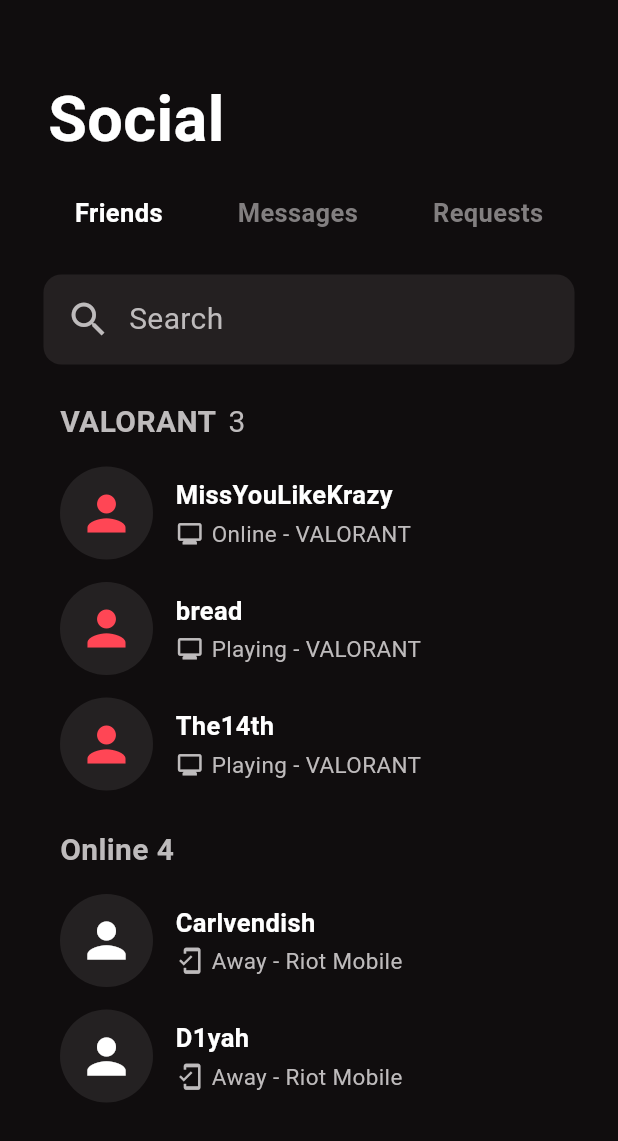
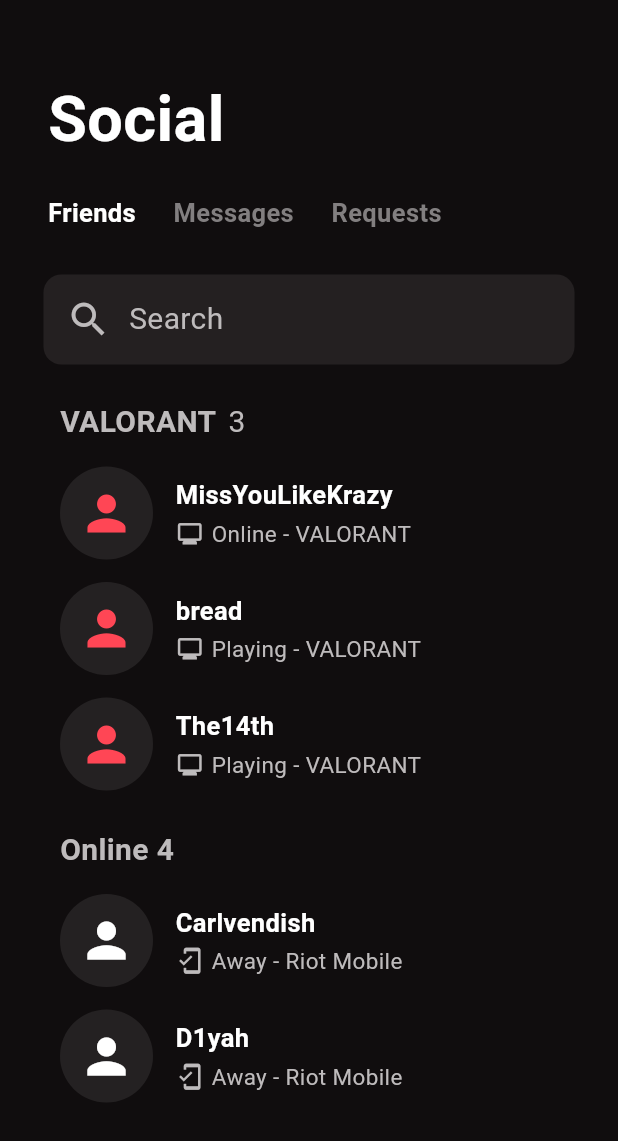
Before and after one commit to KVerano/IT314AB_Verano, a Flutter app: the screen it shows after launch, on a phone screen of 412 x 824 dp. Shown: the top 1141 px of the screen. Run offline on Flutter 3.47's test engine with Material 3 defaults, Android fonts, the phone set to English and light mode, and no system bars.

Commit message:
midterm exam

```diff
--- /dev/null
+++ b/FlutterProjects/my_first_flutter_app/lib/main.dart
@@ -0,0 +1,39 @@
+import 'package:flutter/material.dart';
+import 'profile.dart';
+import 'screens/student_list_screen.dart';
+import 'screens/student_details_screen.dart';
+import 'screens/add_student_screen.dart';
+
+void main() {
+  profiles.sort((a, b) => a.name.compareTo(b.name));
+  // ma'am ako gi sort lang by surname instead sa first name since sa akong profile ga una ang mga surnames. thank you
+  runApp(const MyApp());
+}
+
+class MyApp extends StatelessWidget {
+  const MyApp({super.key});
+
+  @override
+  Widget build(BuildContext context) {
+    return MaterialApp(
+      debugShowCheckedModeBanner: false,
+
+      initialRoute: '/student-list',
+
+      routes: {
+        '/student-list': (context) {
+          return const StudentListScreen();
+        },
+
+        '/student-details': (context) {
+          final profile = ModalRoute.of(context)!.settings.arguments as Profile;
+          return StudentDetailsScreen(profile: profile);
+        },
+
+        '/add-student': (context) {
+          return const AddStudentScreen();
+        },
+      },
+    );
+  }
+}
--- a/exam_2/lib/main.dart
+++ b/exam_2/lib/main.dart
@@ -1,61 +1,6 @@
 import 'package:flutter/material.dart';
-
-class Profile {
-  String name;
-  String status;
-  bool pc;
-  bool playing;
-  bool online;
-
-  Profile({
-    required this.name,
-    required this.status,
-    required this.pc,
-    required this.online,
-    required this.playing,
-  });
-}
-
-List<Profile> profiles = [
-  Profile(
-    name: 'MissYouLikeKrazy',
-    status: 'Online',
-    pc: true,
-    online: true,
-    playing: false,
-  ),
-  Profile(
-    name: 'bread',
-    status: 'Playing',
-    pc: true,
-    online: true,
-    playing: true,
-  ),
-  Profile(
-    name: 'The14th',
-    status: 'Playing',
-    pc: true,
-    online: true,
-    playing: true,
-  ),
-];
-
-List<Profile> online = [
-  Profile(
-    name: 'Carlvendish',
-    status: 'Away',
-    pc: false,
-    online: false,
-    playing: false,
-  ),
-  Profile(
-    name: 'D1yah',
-    status: 'Away',
-    pc: false,
-    online: false,
-    playing: false,
-  ),
-];
+import 'profile.dart';
+import 'chatroom.dart';
 
 void main() {
   runApp(const MyApp());
@@ -98,9 +43,10 @@ class SocialPage extends StatelessWidget {
           SizedBox(height: 20),
 
           Row(
-            mainAxisAlignment: MainAxisAlignment.spaceEvenly,
+            mainAxisAlignment: MainAxisAlignment.start,
 
             children: [
+              SizedBox(width: 32),
               Text(
                 'Friends',
                 style: TextStyle(
@@ -110,6 +56,7 @@ class SocialPage extends StatelessWidget {
                 ),
               ),
 
+              SizedBox(width: 25),
               Text(
                 'Messages',
                 style: TextStyle(
@@ -119,6 +66,7 @@ class SocialPage extends StatelessWidget {
                 ),
               ),
 
+              SizedBox(width: 25),
               Text(
                 'Requests',
                 style: TextStyle(
@@ -198,9 +146,9 @@ class SocialPage extends StatelessWidget {
 
           SizedBox(height: 15),
 
-          profileCard(profiles[0]),
-          profileCard(profiles[1]),
-          profileCard(profiles[2]),
+          profileCard(context, profiles[0]),
+          profileCard(context, profiles[1]),
+          profileCard(context, profiles[2]),
 
           SizedBox(height: 10),
 
@@ -219,16 +167,32 @@ class SocialPage extends StatelessWidget {
 
           SizedBox(height: 15),
 
-          profileCard(online[0]),
-          profileCard(online[1]),
+          profileCard(context, online[0]),
+          profileCard(context, online[1]),
         ],
       ),
     );
   }
 
-  Widget profileCard(Profile profile) {
+  Widget profileCard(BuildContext context, Profile profile) {
     return Padding(
       padding: EdgeInsets.only(left: 40, right: 25, bottom: 15),
+
+      child: InkWell(
+        onTap: () {
+          Navigator.push(
+            context,
+            MaterialPageRoute(
+              builder: (context) => ChatroomScreen(
+                convo: Convo(
+                  name: profile.name,
+                  message: '',
+                  online: profile.online,
+                ),
+              ),
+            ),
+          );
+        },
 
         child: Row(
           children: [
@@ -243,7 +207,7 @@ class SocialPage extends StatelessWidget {
 
               child: Icon(
                 Icons.person,
-              color: profile.online
+                color: profile.online ?? false
                     ? Color.fromARGB(255, 255, 70, 85)
                     : Colors.white,
                 size: 38,
@@ -256,7 +220,7 @@ class SocialPage extends StatelessWidget {
               crossAxisAlignment: CrossAxisAlignment.start,
               children: [
                 Text(
-                profile.name,
+                  profile.name ?? 'Unknown User',
                   style: TextStyle(
                     color: Colors.white,
                     fontSize: 17,
@@ -269,7 +233,9 @@ class SocialPage extends StatelessWidget {
                 Row(
                   children: [
                     Icon(
-                    profile.pc ? Icons.monitor : Icons.mobile_friendly,
+                      profile.pc ?? false
+                          ? Icons.monitor
+                          : Icons.mobile_friendly,
                       color: Color.fromARGB(255, 190, 187, 188),
                       size: 19,
                     ),
@@ -277,7 +243,7 @@ class SocialPage extends StatelessWidget {
                     SizedBox(width: 5),
 
                     Text(
-                    profile.pc
+                      profile.pc ?? false
                           ? '${profile.status} - VALORANT'
                           : '${profile.status} - Riot Mobile',
                       style: TextStyle(
@@ -291,6 +257,7 @@ class SocialPage extends StatelessWidget {
             ),
           ],
         ),
+      ),
     );
   }
 }
--- /dev/null
+++ b/exam_2/lib/profile.dart
@@ -0,0 +1,64 @@
+class Profile {
+  String? name;
+  String? status;
+  bool? pc;
+  bool? playing;
+  bool? online;
+
+  Profile({
+    required this.name,
+    required this.status,
+    required this.pc,
+    required this.online,
+    required this.playing,
+  });
+}
+
+class Convo {
+  String? name;
+  String? message;
+  bool? online;
+
+  Convo({required this.name, required this.message, required this.online});
+}
+
+List<Profile> profiles = [
+  Profile(
+    name: 'MissYouLikeKrazy',
+    status: 'Online',
+    pc: true,
+    online: true,
+    playing: false,
+  ),
+  Profile(
+    name: 'bread',
+    status: 'Playing',
+    pc: true,
+    online: true,
+    playing: true,
+  ),
+  Profile(
+    name: 'The14th',
+    status: 'Playing',
+    pc: true,
+    online: true,
+    playing: true,
+  ),
+];
+
+List<Profile> online = [
+  Profile(
+    name: 'Carlvendish',
+    status: 'Away',
+    pc: false,
+    online: false,
+    playing: false,
+  ),
+  Profile(
+    name: 'D1yah',
+    status: 'Away',
+    pc: false,
+    online: false,
+    playing: false,
+  ),
+];
```
Also changed, not shown: exam_2/lib/chatroom.dart (added, +158 -0 lines), 1 other file. Lines whose indentation alone changed are shown as unchanged.
